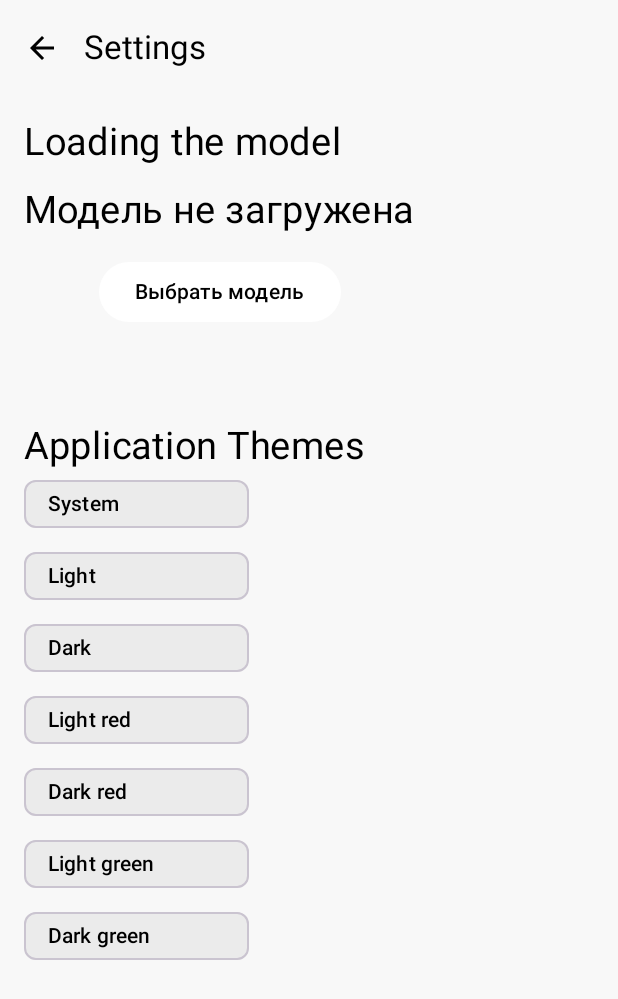
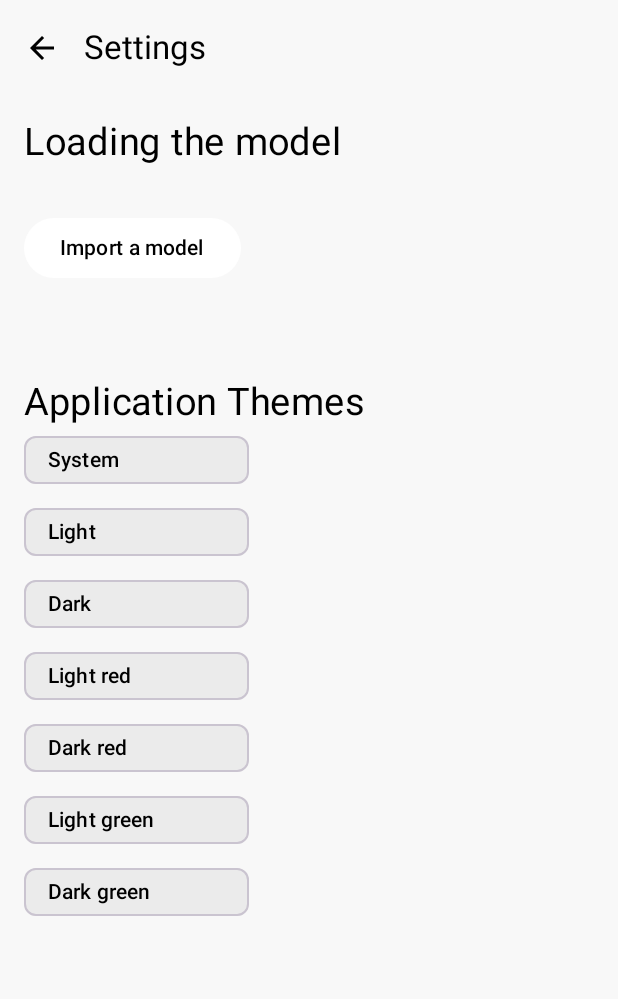
Before and after one commit to Egor228000/BusinessPlanAi, an Android app built with Jetpack Compose: the composable Settings shown on its own in the app's theme, on a phone screen of 412 x 824 dp. Shown: the top 999 px of the screen. Run offline under Robolectric (Android 15) with nearby library versions, the phone set to English and light mode, and no system bars; our stand-ins replace Dagger/Hilt's generated code, Navigation 3, window size class; libraries missing offline, so code that uses them is left out: com.google.mediapipe.tasks; Roboto replaces fonts that are not available here; 2 statements that could not run were skipped.

Commit message:
импорт модели и сохранение в dataStore

```diff
--- a/app/src/main/java/com/example/businessplanai/screens/SettingsScreen.kt
+++ b/app/src/main/java/com/example/businessplanai/screens/SettingsScreen.kt
@@ -1,9 +1,9 @@
 package com.example.businessplanai.screens
 
 import android.content.Context
+import android.content.res.Resources
 import android.net.Uri
 import android.provider.OpenableColumns
-import android.util.Log
 import androidx.activity.compose.rememberLauncherForActivityResult
 import androidx.activity.result.contract.ActivityResultContracts
 import androidx.compose.foundation.background
@@ -33,7 +33,6 @@ import androidx.compose.runtime.collectAsState
 import androidx.compose.runtime.getValue
 import androidx.compose.runtime.mutableStateOf
 import androidx.compose.runtime.remember
-import androidx.compose.runtime.rememberCoroutineScope
 import androidx.compose.runtime.setValue
 import androidx.compose.ui.Alignment
 import androidx.compose.ui.Modifier
@@ -45,9 +44,6 @@ import androidx.compose.ui.unit.sp
 import com.example.businessplanai.R
 import com.example.businessplanai.ui.theme.AppTheme
 import com.example.businessplanai.viewModel.SettingViewModel
-import kotlinx.coroutines.Dispatchers
-import kotlinx.coroutines.launch
-import kotlinx.coroutines.withContext
 import java.io.File
 
 @OptIn(ExperimentalMaterial3Api::class)
@@ -56,9 +52,9 @@ fun Settings(
     settingViewModel: SettingViewModel,
     onBack: () -> Unit,
 ) {
-    val modelPath by settingViewModel.modelPath.collectAsState()
     val currentTheme by settingViewModel.appTheme.collectAsState()
-
+    val context = LocalContext.current
+    val resources = context.resources
 
     Column(
         modifier = Modifier
@@ -104,18 +100,14 @@ fun Settings(
             }
             items(1) {
                 Column(horizontalAlignment = Alignment.CenterHorizontally) {
-                    Text(
-                        text = if (modelPath != null) "Модель загружена" else "Модель не загружена",
-                        color = MaterialTheme.colorScheme.background
-                    )
 
                     Spacer(Modifier.height(16.dp))
 
                     SimpleModelLoader(
                         onModelSelected = { path ->
-                            // Вызываем метод для сохранения пути
                             settingViewModel.saveModelPath(path)
-                        }
+                        },
+                        resources
                     )
                     Spacer(Modifier.height(16.dp))
 
@@ -166,45 +158,51 @@ fun Settings(
 
 @Composable
 fun SimpleModelLoader(
-    onModelSelected: (String) -> Unit
+    onModelSelected: (String) -> Unit,
+    resources: Resources
 ) {
     val context = LocalContext.current
     var status by remember { mutableStateOf("") }
 
-    val launcher = rememberLauncherForActivityResult(ActivityResultContracts.GetContent()) { uri: Uri? ->
+    // Ланчер для выбора любого файла (GetContent → "*/*")
+    val launcher = rememberLauncherForActivityResult(
+        contract = ActivityResultContracts.GetContent()
+    ) { uri: Uri? ->
         if (uri == null) {
-            status = "Файл не выбран"
+            status = resources.getString(R.string.settingNotFile)
             return@rememberLauncherForActivityResult
         }
 
+        // Получаем имя файла через ContentResolver
         val fileName = context.getFileName(uri) ?: ""
         if (!fileName.endsWith(".task")) {
-            status = "Выбран неправильный тип файла"
+            status =  resources.getString(R.string.settingSelectedFile)
             return@rememberLauncherForActivityResult
         }
 
-        // Копируем файл во внутреннее хранилище
+        // Копируем файл из полученного URI во внутреннее хранилище приложения (context.filesDir)
         val destinationFile = File(context.filesDir, fileName)
-        context.contentResolver.openInputStream(uri)?.use { input ->
-            destinationFile.outputStream().use { output ->
-                input.copyTo(output)
+        try {
+            context.contentResolver.openInputStream(uri)?.use { input ->
+                destinationFile.outputStream().use { output ->
+                    input.copyTo(output)
+                }
             }
+            // Отдаём полный путь во ViewModel (которая сохранит его в DataStore)
+            onModelSelected(destinationFile.absolutePath)
+            status = resources.getString(R.string.settingYesModel)
+        } catch (e: Exception) {
+            status = resources.getString(R.string.settingNoOpenFile)
         }
-
-        // Сохраняем путь к файлу
-        onModelSelected(destinationFile.absolutePath)
-        status = "Модель успешно загружена"
     }
 
     Column(horizontalAlignment = Alignment.CenterHorizontally) {
         Button(
-            onClick = {
-                launcher.launch("*/*")
-            },
+            onClick = { launcher.launch("*/*") },
             colors = ButtonDefaults.buttonColors(MaterialTheme.colorScheme.onSurface)
         ) {
             Text(
-                text = "Выбрать модель",
+                text = resources.getString(R.string.settingSelectedModel),
                 color = MaterialTheme.colorScheme.background
             )
         }
@@ -213,11 +211,13 @@ fun SimpleModelLoader(
 
         Text(
             text = status,
-            color = MaterialTheme.colorScheme.background
+            color = MaterialTheme.colorScheme.background,
+            fontSize = 14.sp
         )
     }
 }
 
+// Вспомогательный метод для извлечения имени файла из Uri
 fun Context.getFileName(uri: Uri): String? {
     var name: String? = null
     contentResolver.query(uri, null, null, null, null)?.use { cursor ->
```
